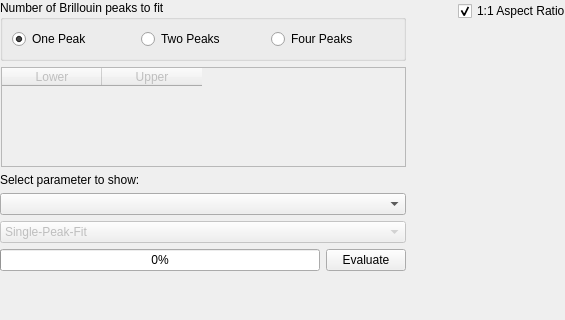
The window that bmicro/gui/evaluation/evaluation_view.ui (BrillouinMicroscopy/BMicro) describes before a commit, drawn with Qt 5; both pictures show x 0 to 565 and y 0 to 320 of the 912 by 608 pixel window.
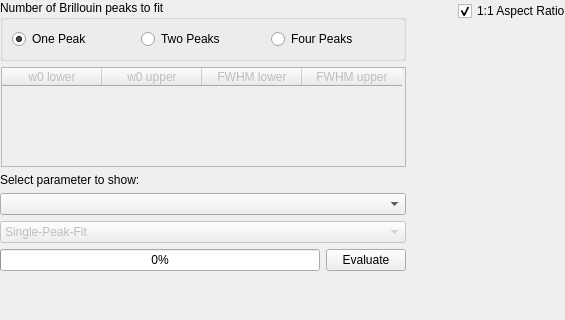
The same window after the commit.

Commit message: Implement GUI to restrict peak width

Diff of the .ui file:
```diff
--- a/bmicro/gui/evaluation/evaluation_view.ui
+++ b/bmicro/gui/evaluation/evaluation_view.ui
@@ -118,12 +118,22 @@
             </property>
             <column>
              <property name="text">
-              <string>Lower</string>
+              <string>w0 lower</string>
              </property>
             </column>
             <column>
              <property name="text">
-              <string>Upper</string>
+              <string>w0 upper</string>
+             </property>
+            </column>
+            <column>
+             <property name="text">
+              <string>FWHM lower</string>
+             </property>
+            </column>
+            <column>
+             <property name="text">
+              <string>FWHM upper</string>
              </property>
             </column>
            </widget>
```
The commit also changes 3 other files.
